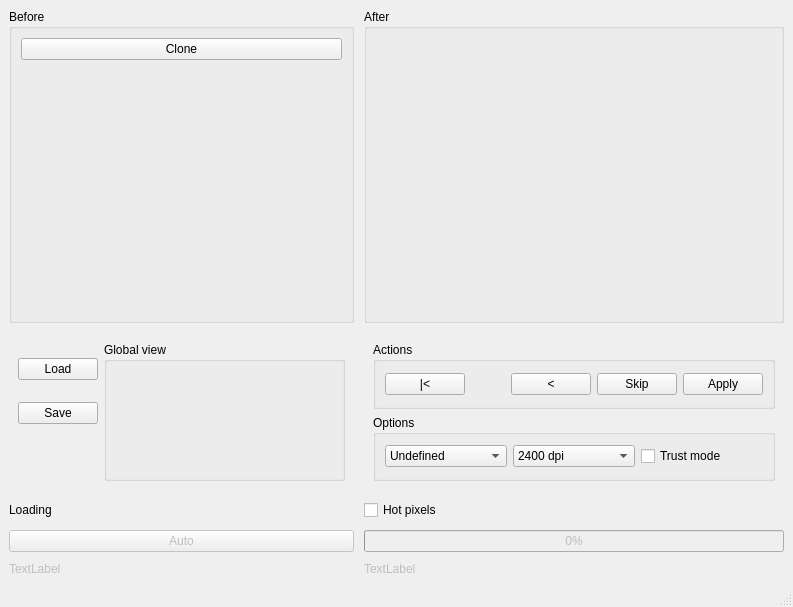
Old version of the form ui/tamanoir_simple.ui in the repository cseyve/tamanoir.
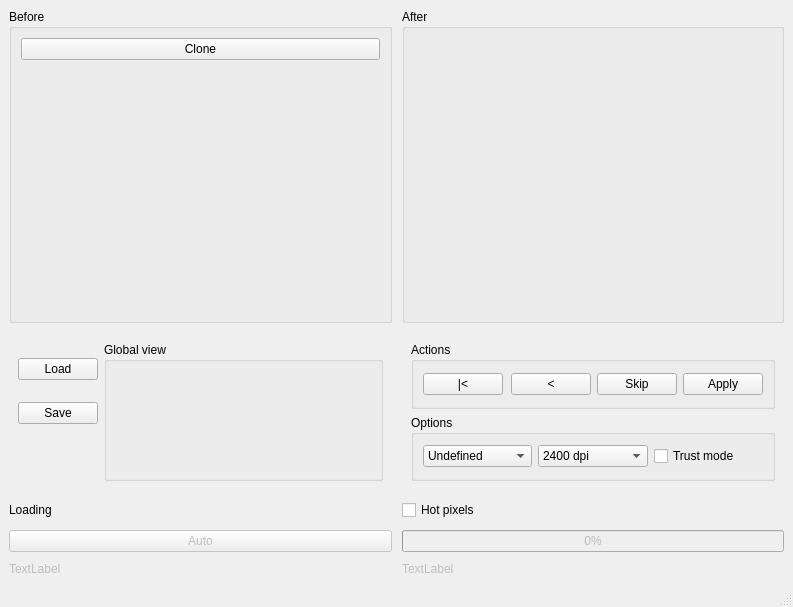
New version of the form. Icons and pictures are not drawn. Custom widgets are drawn as their Qt base class.

Commit message: Fixed layout on resize in simple version of Tamanoir

```diff
--- a/ui/tamanoir_simple.ui
+++ b/ui/tamanoir_simple.ui
@@ -297,7 +297,7 @@
        <widget class="QGroupBox" name="dustGroupBox" >
         <property name="sizePolicy" >
          <sizepolicy vsizetype="Expanding" hsizetype="Expanding" >
-          <horstretch>0</horstretch>
+          <horstretch>1</horstretch>
           <verstretch>0</verstretch>
          </sizepolicy>
         </property>
@@ -356,7 +356,7 @@
        <widget class="QGroupBox" name="cropGroupBox" >
         <property name="sizePolicy" >
          <sizepolicy vsizetype="Expanding" hsizetype="Expanding" >
-          <horstretch>2</horstretch>
+          <horstretch>1</horstretch>
           <verstretch>2</verstretch>
          </sizepolicy>
         </property>
```
